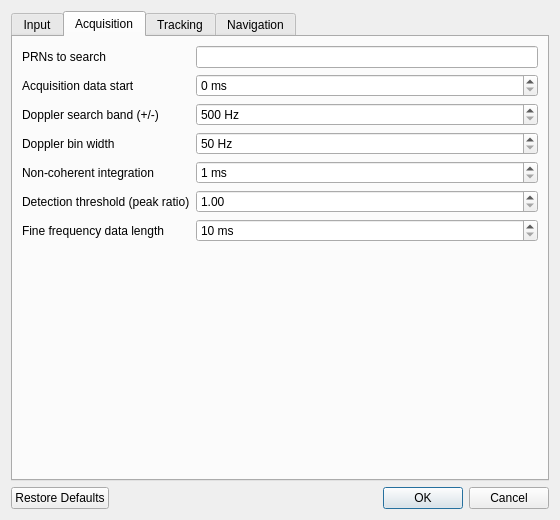
Qt form src/gui/SettingsDialog.ui (smilima/SoftGpsReceiver) before a commit.
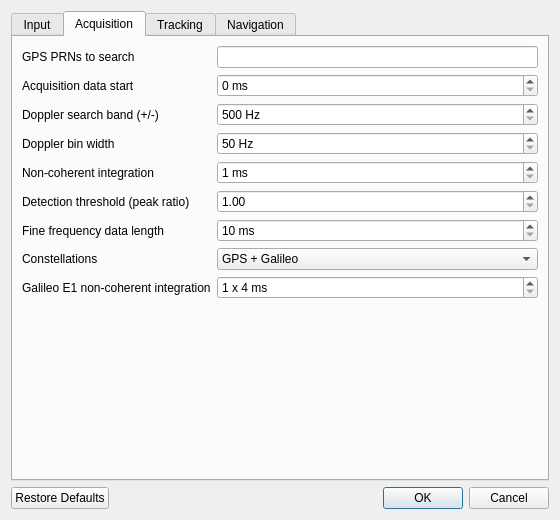
The same form after that commit. The open tabs and pages were chosen to show the change.

Commit message: Add Galileo E1 support

Diff of the .ui file:
```diff
--- a/src/gui/SettingsDialog.ui
+++ b/src/gui/SettingsDialog.ui
@@ -68,7 +68,7 @@
      <widget class="QWidget" name="acqTab">
       <attribute name="title"><string>Acquisition</string></attribute>
       <layout class="QFormLayout" name="acqForm">
-       <item row="0" column="0"><widget class="QLabel" name="prnsLabel"><property name="text"><string>PRNs to search</string></property></widget></item>
+       <item row="0" column="0"><widget class="QLabel" name="prnsLabel"><property name="text"><string>GPS PRNs to search</string></property></widget></item>
        <item row="0" column="1"><widget class="QLineEdit" name="prnsEdit"><property name="toolTip"><string>Comma separated list or ranges, e.g. 1-32 or 1,3,5-9</string></property></widget></item>
        <item row="1" column="0"><widget class="QLabel" name="acqStartLabel"><property name="text"><string>Acquisition data start</string></property></widget></item>
        <item row="1" column="1"><widget class="QSpinBox" name="acqStartSpin"><property name="suffix"><string> ms</string></property><property name="maximum"><number>1000000</number></property></widget></item>
@@ -82,6 +82,16 @@
        <item row="5" column="1"><widget class="QDoubleSpinBox" name="acqThrSpin"><property name="minimum"><double>1.000000000000000</double></property><property name="maximum"><double>20.000000000000000</double></property><property name="singleStep"><double>0.100000000000000</double></property></widget></item>
        <item row="6" column="0"><widget class="QLabel" name="fineMsLabel"><property name="text"><string>Fine frequency data length</string></property></widget></item>
        <item row="6" column="1"><widget class="QSpinBox" name="fineMsSpin"><property name="suffix"><string> ms</string></property><property name="minimum"><number>10</number></property><property name="maximum"><number>200</number></property></widget></item>
+       <item row="7" column="0"><widget class="QLabel" name="constellationLabel"><property name="text"><string>Constellations</string></property></widget></item>
+       <item row="7" column="1">
+        <widget class="QComboBox" name="constellationCombo">
+         <item><property name="text"><string>GPS + Galileo</string></property></item>
+         <item><property name="text"><string>GPS only</string></property></item>
+         <item><property name="text"><string>Galileo only</string></property></item>
+        </widget>
+       </item>
+       <item row="8" column="0"><widget class="QLabel" name="galNonCohLabel"><property name="text"><string>Galileo E1 non-coherent integration</string></property></widget></item>
+       <item row="8" column="1"><widget class="QSpinBox" name="galNonCohSpin"><property name="suffix"><string> x 4 ms</string></property><property name="minimum"><number>1</number></property><property name="maximum"><number>25</number></property></widget></item>
       </layout>
      </widget>
      <!-- ============================================================ Tracking -->
```
Left out of the diff: 5 changed lines with no effect on the pictures. The commit also changes 42 other files.
